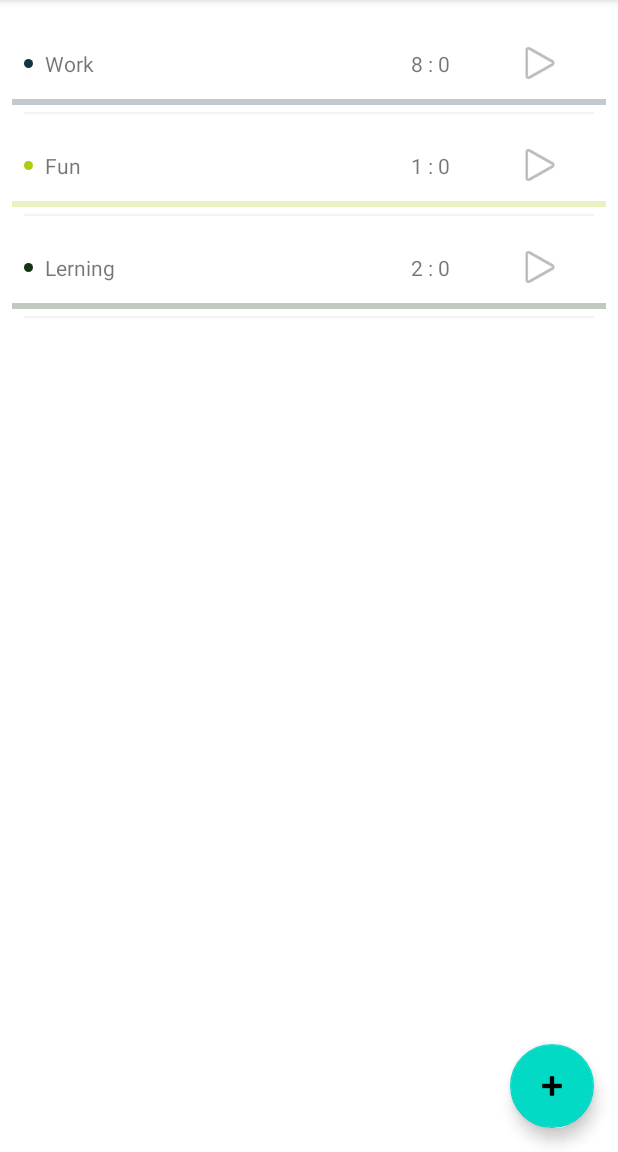
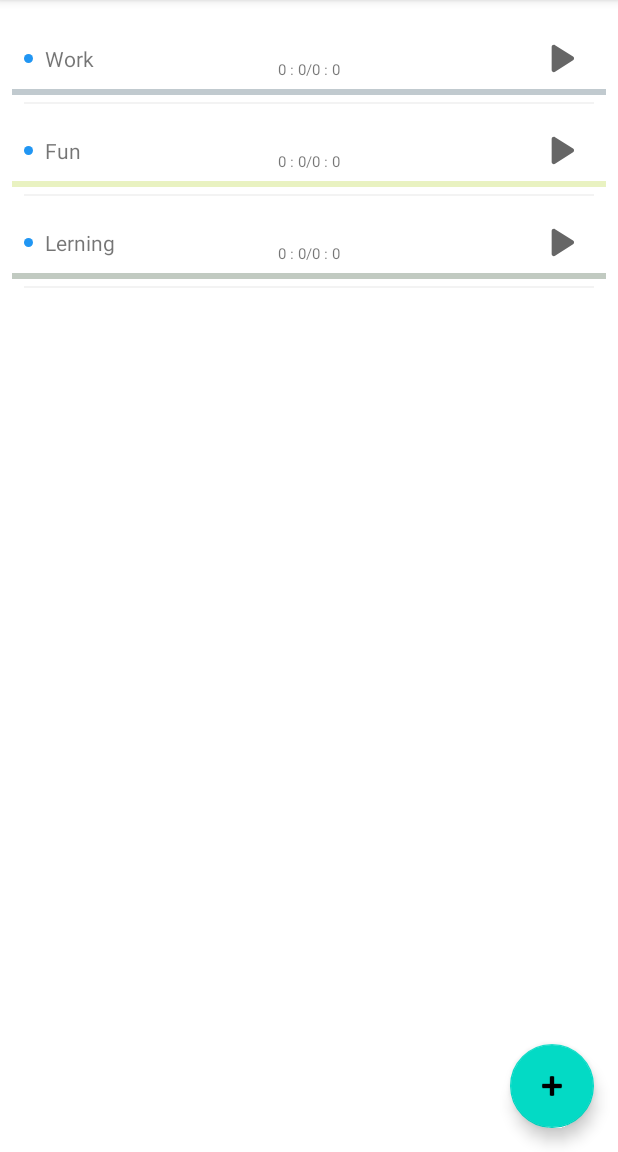
Before and after one commit to lordicase/TimeManager, an Android app: the screen it shows after launch (MainActivity), on a phone screen of 412 x 824 dp, the part 84-1236 px from its top. Run offline under Robolectric (Android 15) with nearby library versions, the phone set to English and light mode, and no system bars; our stand-ins replace Room's generated code.

Commit message:
Added Countdown timer, small changes in item layout, stop and start icon

```diff
--- a/app/src/main/java/com/example/timemanager/AddProjectActivity.java
+++ b/app/src/main/java/com/example/timemanager/AddProjectActivity.java
@@ -137,7 +137,7 @@ public class AddProjectActivity extends AppCompatActivity implements View.OnClic
     private void saveProject() {
         String title = editTextProjectTitle.getText().toString();
         String color = String.format("#%06X", (0xFFFFFF & projectColor));
-        int timePerDay = (hourPicker.getValue() * 60 + minutesPicker.getValue());
+        int timePerDay = (hourPicker.getValue() * 3600000 + minutesPicker.getValue()*60000);
 
 
         if (title.trim().isEmpty()) {
--- a/app/src/main/java/com/example/timemanager/DataBase.java
+++ b/app/src/main/java/com/example/timemanager/DataBase.java
@@ -9,7 +9,7 @@ import androidx.room.Room;
 import androidx.room.RoomDatabase;
 import androidx.sqlite.db.SupportSQLiteDatabase;
 
-@Database(entities = Project.class, version = 4)
+@Database(entities = Project.class, version = 5)
 public abstract class DataBase extends RoomDatabase {
     private static DataBase instance;
     public abstract ProjectDao projectDao();
--- a/app/src/main/java/com/example/timemanager/MainActivity.java
+++ b/app/src/main/java/com/example/timemanager/MainActivity.java
@@ -24,8 +24,7 @@ public class MainActivity extends AppCompatActivity {
 
     public static ProjectViewModel projectViewModel;
     private static RecyclerView recycleView;
-    String project[], time[], color[];
-    FloatingActionButton add_button;
+
 
     @Override
     protected void onCreate(Bundle savedInstanceState) {
@@ -33,9 +32,6 @@ public class MainActivity extends AppCompatActivity {
         setContentView(R.layout.activity_main);
 
 
-        project = getResources().getStringArray(R.array.Project);
-        time = getResources().getStringArray(R.array.Time);
-        color = getResources().getStringArray(R.array.Color);
 
         recycleView = (RecyclerView) findViewById(R.id.recyclerview);
         recycleView.setLayoutManager(new LinearLayoutManager(this));
--- a/app/src/main/java/com/example/timemanager/ProjectAdapter.java
+++ b/app/src/main/java/com/example/timemanager/ProjectAdapter.java
@@ -12,15 +12,23 @@ import android.widget.ProgressBar;
 import android.widget.TextView;
 
 import androidx.annotation.NonNull;
+import androidx.lifecycle.ViewModelProvider;
 import androidx.recyclerview.widget.DiffUtil;
 import androidx.recyclerview.widget.ListAdapter;
 import androidx.recyclerview.widget.RecyclerView;
+import androidx.work.OneTimeWorkRequest;
+import androidx.work.WorkManager;
+import androidx.work.WorkRequest;
+
+import java.util.List;
 
 public class ProjectAdapter extends ListAdapter<Project, ProjectAdapter.ViewHolder> {
 
+    Countdown countdown = null;
+    private OnItemClickListener listener;
+    int started_Position = -1;
 
-    private OnItemClickListener listener;
-    public ProjectAdapter(){
+    public ProjectAdapter() {
         super(DIFF_CALLBACK);
     }
 
@@ -32,11 +40,14 @@ public class ProjectAdapter extends ListAdapter<Project, ProjectAdapter.ViewHold
 
         @Override
         public boolean areContentsTheSame(@NonNull Project oldItem, @NonNull Project newItem) {
-            return oldItem.getTitle().equals(newItem.getTitle())&&
-                    oldItem.getColor().equals(newItem.getColor())&&
-                    oldItem.getTime() == newItem.getTime();
+            return oldItem.getTitle().equals(newItem.getTitle()) &&
+                    oldItem.getColor().equals(newItem.getColor()) &&
+                    oldItem.getTime() == newItem.getTime() &&
+                    oldItem.getTimeDone() == newItem.getTimeDone();
         }
     };
+
+
     @NonNull
     @Override
     public ViewHolder onCreateViewHolder(@NonNull ViewGroup parent, int viewType) {
@@ -51,15 +62,45 @@ public class ProjectAdapter extends ListAdapter<Project, ProjectAdapter.ViewHold
         Project currentproject = getItem(position);
 
         holder.projectTextView.setText(currentproject.getTitle());
+        if (currentproject.getTime() <= 3600000) {
 
-        holder.timeTextView.setText(String.valueOf(currentproject.getTime()/60)+" : "+(currentproject.getTime()%60));
-        holder.progressBar.getProgressDrawable().setColorFilter(Color.parseColor(currentproject.getColor()), PorterDuff.Mode.SRC_IN);
-
-        GradientDrawable drawable = (GradientDrawable)holder.imageView.getBackground();
-        drawable.setColor(Color.parseColor(currentproject.getColor()));
-    }
+            holder.timeTextView.setText(((currentproject.getTimeDone() % 3600000) / 60000 + " : " + ((currentproject.getTimeDone() % 60000) / 1000) + "/" +
+                    (currentproject.getTime() % 3600000) / 60000 + " : " + ((currentproject.getTime() % 60000) / 1000)));
+            holder.progressBar.getProgressDrawable().setColorFilter(Color.parseColor(currentproject.getColor()), PorterDuff.Mode.SRC_IN);
+        } else {
+            holder.timeTextView.setText((currentproject.getTimeDone() / 3600000 + " : " + ((currentproject.getTimeDone() % 3600000) / 60000) + "/" +
+                    currentproject.getTime() / 3600000 + " : " + ((currentproject.getTime() % 3600000) / 60000)));
+            holder.progressBar.getProgressDrawable().setColorFilter(Color.parseColor(currentproject.getColor()), PorterDuff.Mode.SRC_IN);
+        }
+        holder.progressBar.setMax(currentproject.getTime());
+        holder.progressBar.setProgress(currentproject.getTimeDone());
 
 
+        if (holder.getAdapterPosition() == started_Position) {
+            holder.imageButton.setImageResource(R.drawable.ic_round_pause);
+        } else {
+            holder.imageButton.setImageResource(R.drawable.ic_round_play_arrow);
+        }
+
+        holder.imageButton.setOnClickListener(new View.OnClickListener() {
+            @Override
+            public void onClick(View view) {
+                if (countdown != null) {
+                    countdown.cancel();
+                    notifyItemChanged(started_Position);
+                }
+                if (holder.getAdapterPosition() == started_Position) {
+                    holder.imageButton.setImageResource(R.drawable.ic_round_play_arrow);
+                    started_Position = -1;
+                } else {
+                    started_Position = holder.getAdapterPosition();
+                    countdown = new Countdown((currentproject.getTime() - currentproject.getTimeDone()), 1000, currentproject, holder.getAdapterPosition());
+                    holder.imageButton.setImageResource(R.drawable.ic_round_pause);
+                    countdown.start();
+                }
+            }
+        });
+    }
 
 
     public class ViewHolder extends RecyclerView.ViewHolder {
@@ -67,6 +108,7 @@ public class ProjectAdapter extends ListAdapter<Project, ProjectAdapter.ViewHold
         ImageView imageView;
         ProgressBar progressBar;
         ImageButton imageButton;
+
         public ViewHolder(@NonNull View itemView) {
             super(itemView);
             projectTextView = itemView.findViewById(R.id.textView1);
@@ -74,7 +116,6 @@ public class ProjectAdapter extends ListAdapter<Project, ProjectAdapter.ViewHold
             imageView = itemView.findViewById(R.id.imageView);
             progressBar = itemView.findViewById(R.id.progressBar);
             imageButton = itemView.findViewById(R.id.imageButton);
-
 
 
             itemView.setOnClickListener(new View.OnClickListener() {
--- /dev/null
+++ b/app/src/main/res/drawable/ic_round_pause.xml
@@ -0,0 +1,5 @@
+<vector android:height="35dp" android:tint="?attr/colorControlNormal"
+    android:viewportHeight="24" android:viewportWidth="24"
+    android:width="35dp" xmlns:android="http://schemas.android.com/apk/res/android">
+    <path android:fillColor="@android:color/white" android:pathData="M8,19c1.1,0 2,-0.9 2,-2L10,7c0,-1.1 -0.9,-2 -2,-2s-2,0.9 -2,2v10c0,1.1 0.9,2 2,2zM14,7v10c0,1.1 0.9,2 2,2s2,-0.9 2,-2L18,7c0,-1.1 -0.9,-2 -2,-2s-2,0.9 -2,2z"/>
+</vector>
--- /dev/null
+++ b/app/src/main/res/drawable/ic_round_play_arrow.xml
@@ -0,0 +1,5 @@
+<vector android:height="35dp" android:tint="?attr/colorControlNormal"
+    android:viewportHeight="24" android:viewportWidth="24"
+    android:width="35dp" xmlns:android="http://schemas.android.com/apk/res/android">
+    <path android:fillColor="@android:color/white" android:pathData="M8,6.82v10.36c0,0.79 0.87,1.27 1.54,0.84l8.14,-5.18c0.62,-0.39 0.62,-1.29 0,-1.69L9.54,5.98C8.87,5.55 8,6.03 8,6.82z"/>
+</vector>
--- a/app/src/main/res/layout/item_project.xml
+++ b/app/src/main/res/layout/item_project.xml
@@ -1,8 +1,6 @@
 <?xml version="1.0" encoding="utf-8"?>
-<androidx.constraintlayout.widget.ConstraintLayout
-    xmlns:android="http://schemas.android.com/apk/res/android"
+<androidx.constraintlayout.widget.ConstraintLayout xmlns:android="http://schemas.android.com/apk/res/android"
     xmlns:app="http://schemas.android.com/apk/res-auto"
-    xmlns:tools="http://schemas.android.com/tools"
     android:layout_width="match_parent"
     android:layout_height="wrap_content">
 
@@ -31,18 +29,18 @@
         android:id="@+id/textView2"
         android:layout_width="wrap_content"
         android:layout_height="wrap_content"
-        android:layout_marginEnd="32dp"
         android:text="Time"
-        app:layout_constraintBottom_toBottomOf="parent"
-        app:layout_constraintEnd_toStartOf="@+id/imageButton"
-        app:layout_constraintTop_toTopOf="parent" />
+        android:textSize="10sp"
+        app:layout_constraintBottom_toTopOf="@id/progressBar"
+        app:layout_constraintEnd_toEndOf="parent"
+        app:layout_constraintStart_toStartOf="parent" />
 
     <ImageButton
         android:id="@+id/imageButton"
-        android:layout_width="wrap_content"
-        android:layout_height="wrap_content"
+        android:layout_width="45dp"
+        android:layout_height="45dp"
         android:layout_marginTop="8dp"
-        android:layout_marginEnd="16dp"
+        android:layout_marginEnd="8dp"
         android:layout_marginBottom="8dp"
         android:backgroundTint="#00FFFFFF"
 
@@ -50,7 +48,7 @@
         app:layout_constraintBottom_toBottomOf="parent"
         app:layout_constraintEnd_toEndOf="parent"
         app:layout_constraintTop_toTopOf="parent"
-        app:srcCompat="@android:drawable/ic_media_play" />
+        app:srcCompat="@drawable/ic_round_play_arrow" />
 
     <ImageView
         android:id="@+id/imageView3"
--- a/app/src/main/res/values/strings.xml
+++ b/app/src/main/res/values/strings.xml
@@ -1,21 +1,4 @@
 <resources>
     <string name="app_name">TimeManager</string>
 
-    <string-array name="Project">
-        <item>Work</item>
-        <item>Fun</item>
-        <item>Lerning</item>
-    </string-array>
-
-    <string-array name="Time">
-        <item>8:0</item>
-        <item>1:0</item>
-        <item>3:0</item>
-    </string-array>
-
-    <string-array name="Color">
-        <item>#123546</item>
-        <item>#54f32a</item>
-        <item>#aaaf45</item>
-    </string-array>
 </resources>
```
Also changed, not shown: app/build.gradle (+6 -2 lines), app/src/main/java/com/example/timemanager/Countdown.java (added, +50 -0 lines).
